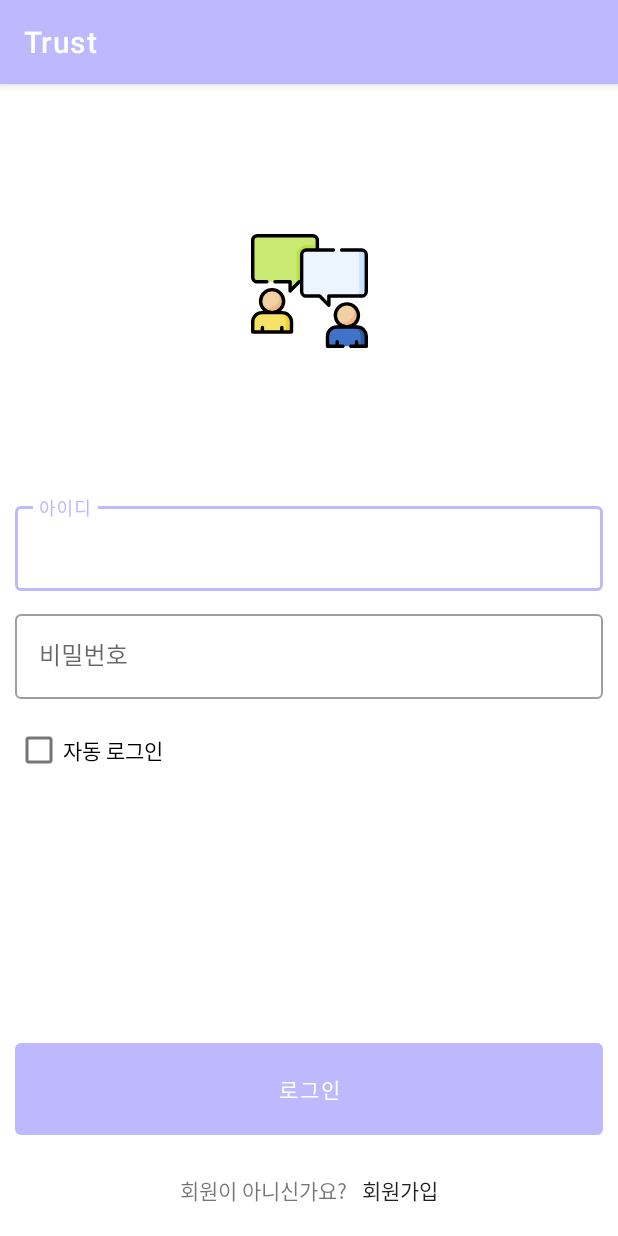
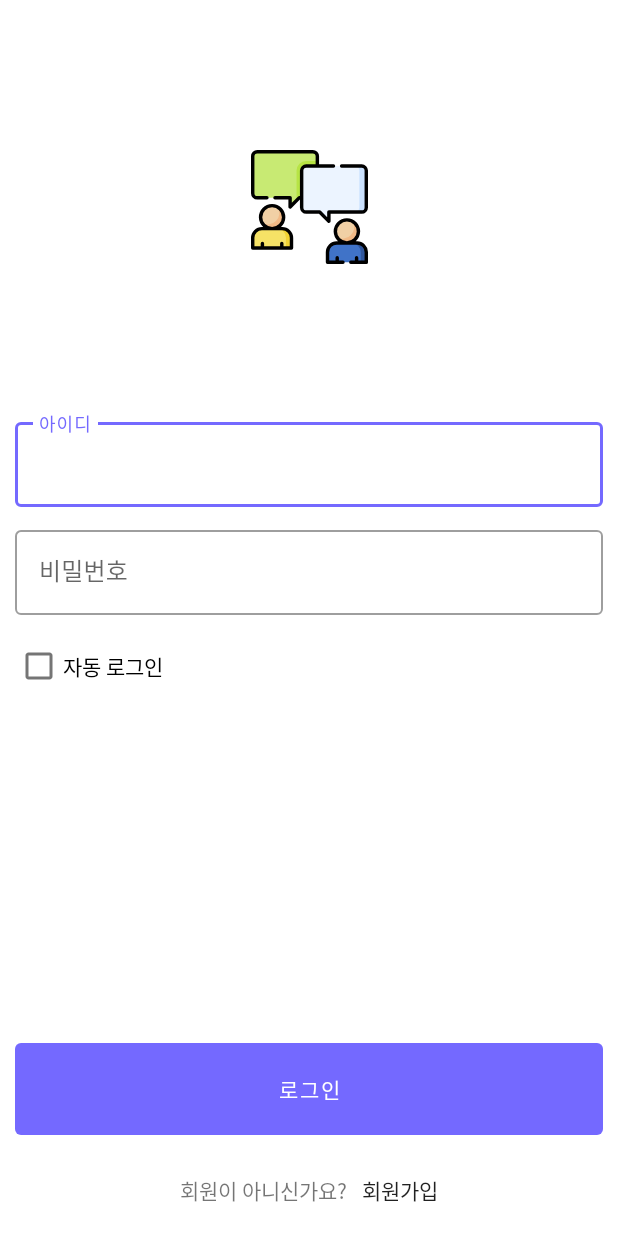
Before and after one commit to 2004yyj/Trust, an Android app: the fragment LoginFragment shown on its own in the app's theme, on a phone screen of 412 x 824 dp. Run offline under Robolectric (Android 15) with nearby library versions, the phone set to English and light mode, and no system bars.

Commit message:
[Update] Style 추가

```diff
--- a/Android/app/src/main/res/values-night/themes.xml
+++ b/Android/app/src/main/res/values-night/themes.xml
@@ -1,16 +1,25 @@
 <resources xmlns:tools="http://schemas.android.com/tools">
     <!-- Base application theme. -->
-    <style name="Theme.Trust" parent="Theme.MaterialComponents.DayNight.DarkActionBar">
+    <style name="Theme.Trust" parent="Theme.MaterialComponents.DayNight.NoActionBar">
         <!-- Primary brand color. -->
         <item name="colorPrimary">@color/main_color_light</item>
         <item name="colorPrimaryVariant">@color/main_color_dark</item>
         <item name="colorOnPrimary">@color/black</item>
         <!-- Secondary brand color. -->
-        <item name="colorSecondary">@color/teal_200</item>
-        <item name="colorSecondaryVariant">@color/teal_200</item>
+        <item name="colorSecondary">@color/submain_color</item>
+        <item name="colorSecondaryVariant">@color/submain_color</item>
         <item name="colorOnSecondary">@color/black</item>
         <!-- Status bar color. -->
         <item name="android:statusBarColor" tools:targetApi="l">?attr/colorPrimaryVariant</item>
         <!-- Customize your theme here. -->
     </style>
+
+    <style name="BoldButton" parent="TextAppearance.AppCompat.Widget.Button">
+        <item name="android:padding">15dp</item>
+    </style>
+
+    <style name="NoPaddingButton" parent="TextAppearance.AppCompat.Widget.Button">
+        <item name="android:minHeight">0dp</item>
+        <item name="android:minWidth">0dp</item>
+    </style>
 </resources>
--- a/Android/app/src/main/res/values/themes.xml
+++ b/Android/app/src/main/res/values/themes.xml
@@ -1,17 +1,24 @@
 <resources xmlns:tools="http://schemas.android.com/tools">
     <!-- Base application theme. -->
-    <style name="Theme.Trust" parent="Theme.MaterialComponents.DayNight.DarkActionBar">
+    <style name="Theme.Trust" parent="Theme.MaterialComponents.DayNight.NoActionBar">
         <!-- Primary brand color. -->
-        <item name="colorPrimary">@color/main_color_light</item>
+        <item name="colorPrimary">@color/main_color</item>
         <item name="colorPrimaryVariant">@color/main_color_dark</item>
         <item name="colorOnPrimary">@color/white</item>
         <!-- Secondary brand color. -->
-        <item name="colorSecondary">@color/teal_200</item>
-        <item name="colorSecondaryVariant">@color/teal_700</item>
+        <item name="colorSecondary">@color/submain_color</item>
+        <item name="colorSecondaryVariant">@color/submain_color_dark</item>
         <item name="colorOnSecondary">@color/black</item>
         <!-- Status bar color. -->
         <item name="android:statusBarColor" tools:targetApi="l">?attr/colorPrimaryVariant</item>
         <!-- Customize your theme here. -->
+        <item name="colorError">@color/error_color</item>
+    </style>
+
+    <style name="BoldButton" parent="TextAppearance.AppCompat.Widget.Button">
+        <item name="android:padding">15dp</item>
+        <item name="android:textColor">@color/white</item>
+        <item name="android:textStyle">bold</item>
     </style>
 
     <style name="NoPaddingButton" parent="TextAppearance.AppCompat.Widget.Button">
```
